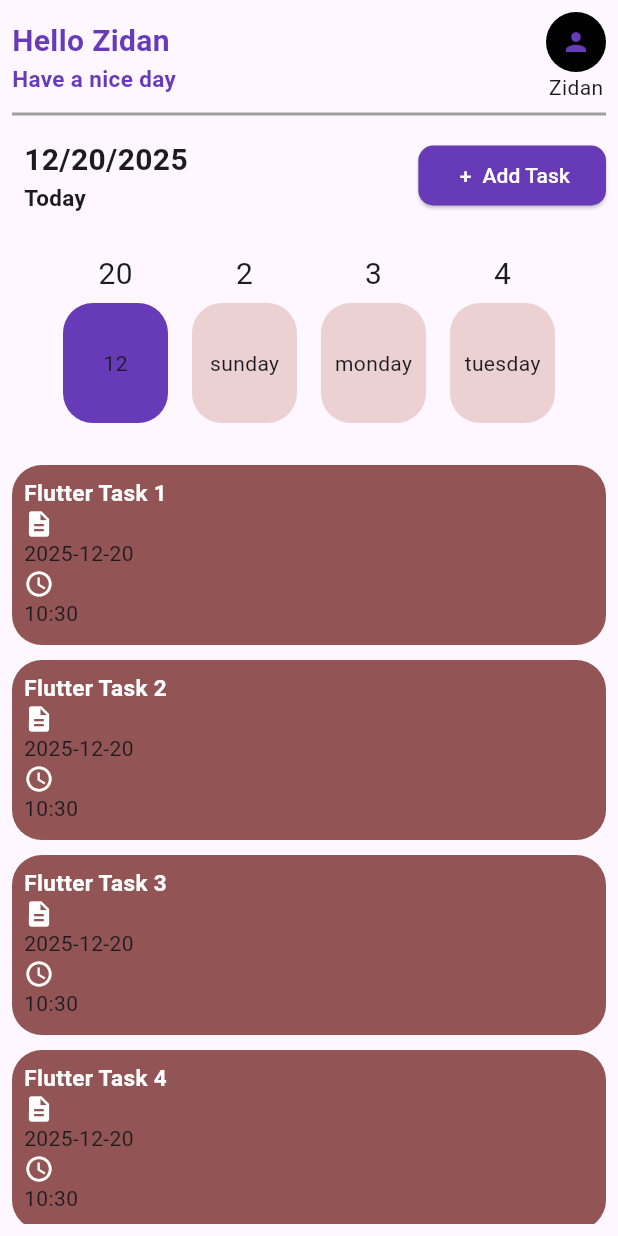
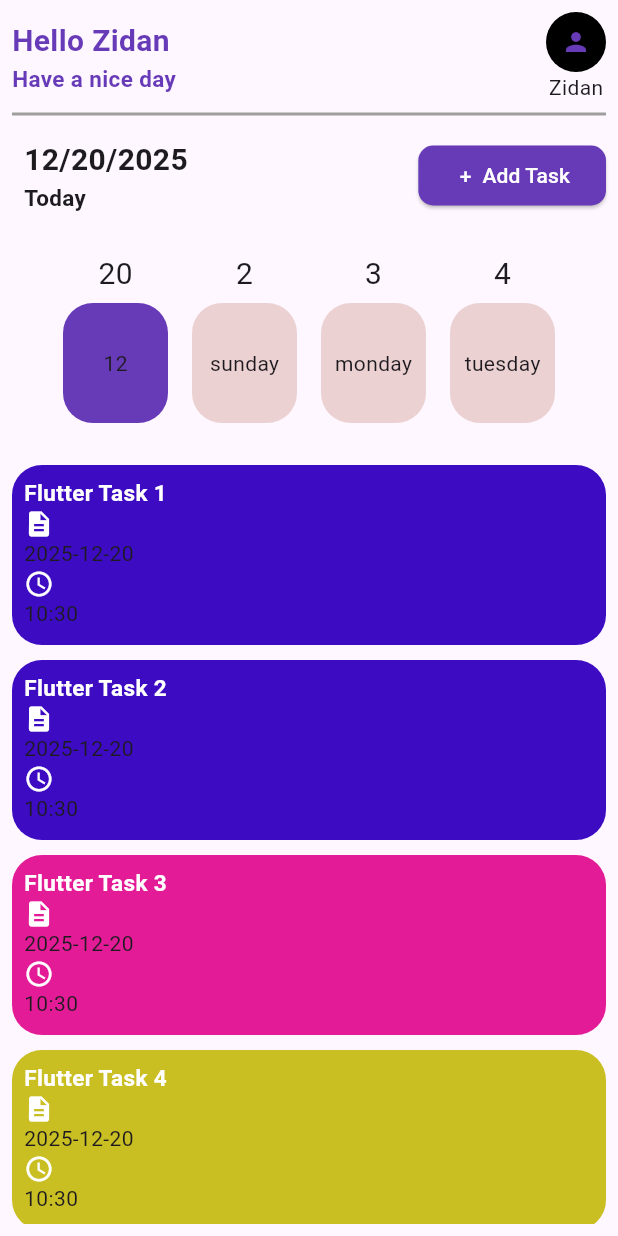
Before and after one commit to muhamedxzidan/Taskaty_App, a Flutter app: the TasksScreen screen opened directly, on a phone screen of 412 x 824 dp. Run offline on Flutter 3.47's test engine with Material 3 defaults, Android fonts, the phone set to English and light mode, and no system bars; our stand-ins replace image_picker, lottie; project files that could hold a hidden picture were left out.

Commit message:
Add swipe-to-dismiss feature and improve TaskContener UI

```diff
--- a/lib/screens/tasks_screen.dart
+++ b/lib/screens/tasks_screen.dart
@@ -157,7 +157,7 @@ class _TasksScreenState extends State<TasksScreen> {
                       child: DaysContenerWidget(
                         days: "monday",
                         number: "3",
-                        color: Colors.deepPurple,
+                        color: const Color.fromARGB(255, 235, 66, 117),
                         isActive: selectedDay == "monday",
                       ),
                     ),
@@ -170,7 +170,7 @@ class _TasksScreenState extends State<TasksScreen> {
                       child: DaysContenerWidget(
                         days: "tuesday",
                         number: "4",
-                        color: Colors.deepPurple,
+                        color: const Color.fromARGB(255, 201, 190, 34),
                         isActive: selectedDay == "tuesday",
                       ),
                     ),
@@ -183,36 +183,100 @@ class _TasksScreenState extends State<TasksScreen> {
                   scrollDirection: Axis.vertical,
                   children: [
                     const SizedBox(height: 10),
-                    TaskContener(
+                    Dismissible(
+                      key: UniqueKey(),
+                      background: Container(
+                        alignment: Alignment.centerLeft,
+                        padding: const EdgeInsets.symmetric(horizontal: 20),
+                        color: Colors.red,
+                        child: const Icon(Icons.delete, color: Colors.white),
+                      ),
+                      secondaryBackground: Container(
+                        alignment: Alignment.centerRight,
+                        padding: const EdgeInsets.symmetric(horizontal: 20),
+                        color: Colors.green,
+                        child: const Icon(Icons.check, color: Colors.white),
+                      ),
+                      onDismissed: (direction) {},
+                      child: TaskContener(
                         title: "Flutter Task 1",
                         time: "${now.hour.toString()}:${now.minute.toString()}",
                         date: "2025-12-20",
                         description: "Flutter Task 1",
-                      isDone: false,
+                        color: const Color.fromARGB(255, 60, 11, 194),
+                      ),
                     ),
                     const SizedBox(height: 10),
-                    TaskContener(
+                    Dismissible(
+                      key: UniqueKey(),
+                      background: Container(
+                        alignment: Alignment.centerLeft,
+                        padding: const EdgeInsets.symmetric(horizontal: 20),
+                        color: Colors.red,
+                        child: const Icon(Icons.delete, color: Colors.white),
+                      ),
+                      secondaryBackground: Container(
+                        alignment: Alignment.centerRight,
+                        padding: const EdgeInsets.symmetric(horizontal: 20),
+                        color: Colors.green,
+                        child: const Icon(Icons.check, color: Colors.white),
+                      ),
+                      onDismissed: (direction) {},
+                      child: TaskContener(
                         title: "Flutter Task 2",
                         time: "${now.hour.toString()}:${now.minute.toString()}",
                         date: "2025-12-20",
                         description: "Flutter Task 2",
-                      isDone: false,
+                        color: const Color.fromARGB(255, 60, 11, 194),
+                      ),
                     ),
                     const SizedBox(height: 10),
-                    TaskContener(
+                    Dismissible(
+                      key: UniqueKey(),
+                      background: Container(
+                        alignment: Alignment.centerLeft,
+                        padding: const EdgeInsets.symmetric(horizontal: 20),
+                        color: Colors.red,
+                        child: const Icon(Icons.delete, color: Colors.white),
+                      ),
+                      secondaryBackground: Container(
+                        alignment: Alignment.centerRight,
+                        padding: const EdgeInsets.symmetric(horizontal: 20),
+                        color: Colors.green,
+                        child: const Icon(Icons.check, color: Colors.white),
+                      ),
+                      onDismissed: (direction) {},
+                      child: TaskContener(
                         title: "Flutter Task 3",
                         time: "${now.hour.toString()}:${now.minute.toString()}",
                         date: "2025-12-20",
                         description: "Flutter Task 3",
-                      isDone: false,
+                        color: const Color.fromARGB(255, 228, 27, 151),
+                      ),
                     ),
                     const SizedBox(height: 10),
-                    TaskContener(
+                    Dismissible(
+                      key: UniqueKey(),
+                      background: Container(
+                        alignment: Alignment.centerLeft,
+                        padding: const EdgeInsets.symmetric(horizontal: 20),
+                        color: Colors.red,
+                        child: const Icon(Icons.delete, color: Colors.white),
+                      ),
+                      secondaryBackground: Container(
+                        alignment: Alignment.centerRight,
+                        padding: const EdgeInsets.symmetric(horizontal: 20),
+                        color: Colors.green,
+                        child: const Icon(Icons.check, color: Colors.white),
+                      ),
+                      onDismissed: (direction) {},
+                      child: TaskContener(
                         title: "Flutter Task 4",
                         time: "${now.hour.toString()}:${now.minute.toString()}",
                         date: "2025-12-20",
                         description: "Flutter Task 4",
-                      isDone: false,
+                        color: const Color.fromARGB(255, 201, 190, 34),
+                      ),
                     ),
                     const SizedBox(height: 10),
                   ],
--- a/lib/widgets/task_contener.dart
+++ b/lib/widgets/task_contener.dart
@@ -5,14 +5,13 @@ class TaskContener extends StatelessWidget {
   final String description;
   final String date;
   final String time;
-  final bool isDone;
-
+  final Color color;
   const TaskContener({
     required this.title,
     required this.description,
     required this.date,
     required this.time,
-    required this.isDone,
+    required this.color,
     super.key,
   });
 
@@ -23,7 +22,7 @@ class TaskContener extends StatelessWidget {
       width: double.infinity,
       decoration: BoxDecoration(
         borderRadius: BorderRadius.circular(20),
-        color: isDone ? Colors.green : const Color.fromARGB(255, 146, 84, 84),
+        color: color,
       ),
       child: Padding(
         padding: const EdgeInsets.all(8.0),
@@ -48,7 +47,6 @@ class TaskContener extends StatelessWidget {
                 Text(time),
               ],
             ),
-            const Divider(thickness: 2, color: Colors.black),
           ],
         ),
       ),
```
Lines whose indentation alone changed are shown as unchanged.
